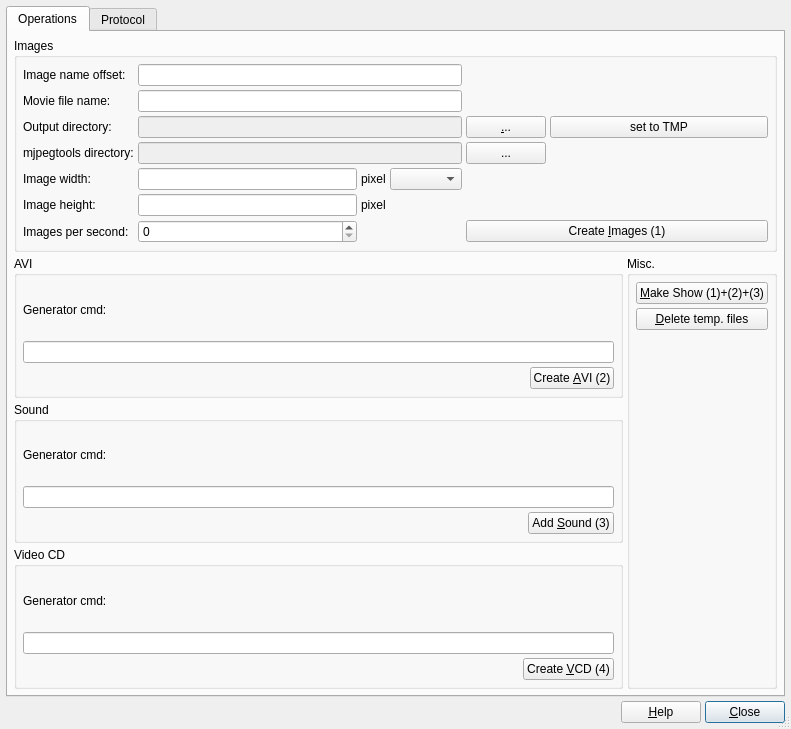
Old version of the form src/CreateMovieDlg4.ui in the repository mneuroth/MinDia.
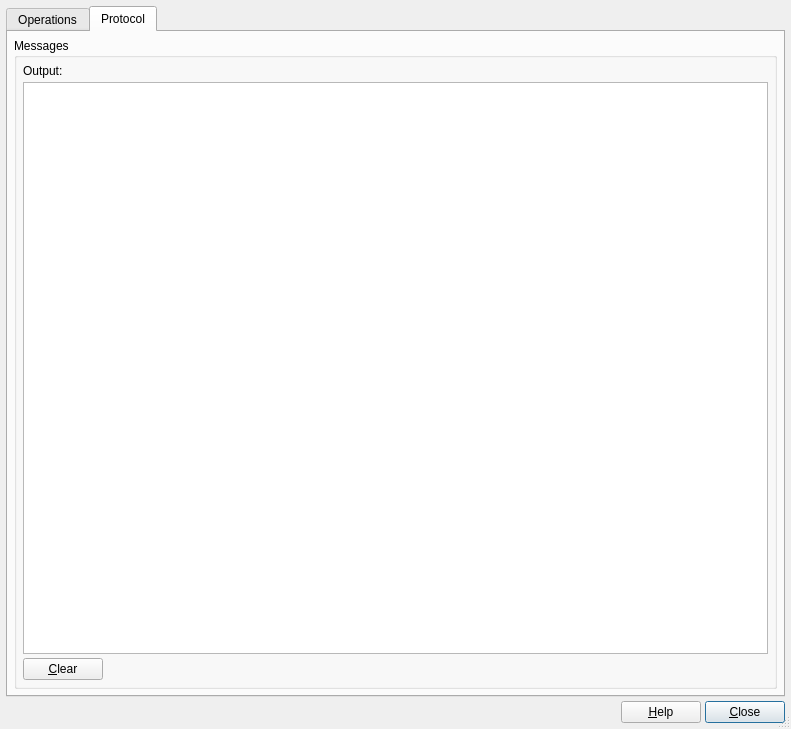
New version of the form. The open tabs and pages were chosen to show the change.

Patch:
```diff
--- a/src/CreateMovieDlg4.ui
+++ b/src/CreateMovieDlg4.ui
@@ -22,7 +22,7 @@
      <property name="currentIndex">
       <number>0</number>
      </property>
-     <widget class="QWidget" name="tab">
+     <widget class="QWidget" name="tabLayout">
       <attribute name="title">
        <string>Operations</string>
       </attribute>
```
